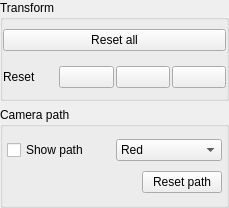
Above: app/ui/cameraoptionswidget.ui from pencil2d/pencil before the change. Below: the same form after it.
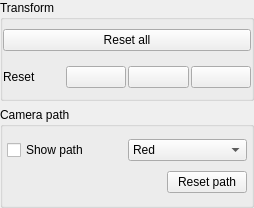
That is the form after the change. Icons and pictures are not drawn.

```diff
--- a/app/ui/cameraoptionswidget.ui
+++ b/app/ui/cameraoptionswidget.ui
@@ -6,7 +6,7 @@
    <rect>
     <x>0</x>
     <y>0</y>
-    <width>229</width>
+    <width>254</width>
     <height>208</height>
    </rect>
   </property>
```
Left out of the diff: 6 changed lines with no effect on the pictures.
